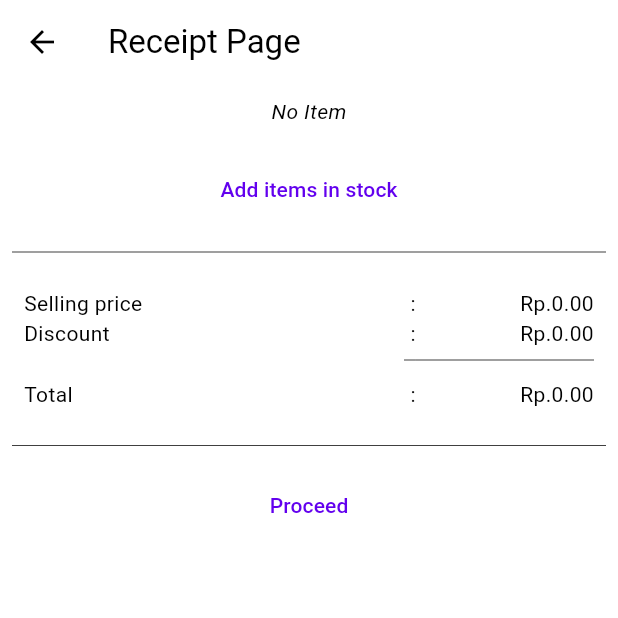
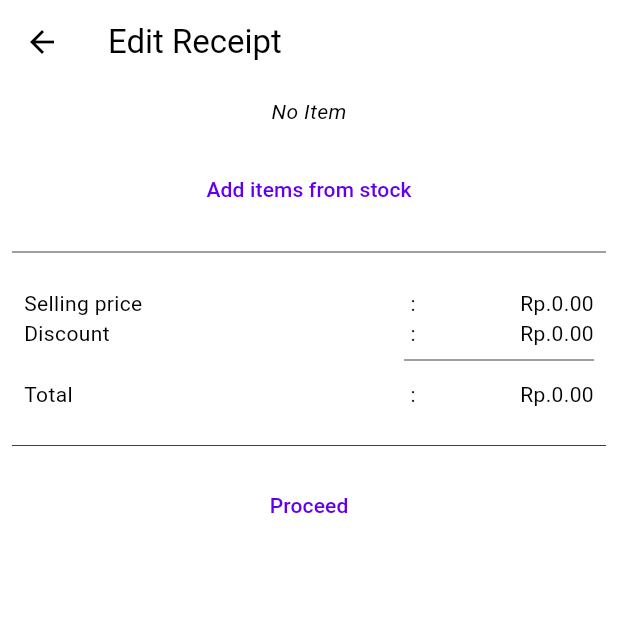
Before and after one commit to farids13/pos, a Flutter app: the screen it shows after launch, after a tap on the "point of sale" icon, on a phone screen of 412 x 824 dp, the top half of it. Run offline on Flutter 3.47's test engine with Material 3 defaults, Android fonts, the phone set to English and light mode, and no system bars; our stand-ins replace faker, flutter_riverpod, isar; missing offline and left inert: mobile_scanner; accounts and stored records are empty; generated files the repository leaves out were written again.

Commit message:
feat: Implement selected journal state and create new receipt
- Introduce SelectedJournalProvider to manage the currently selected journal across the app.
- In dashboard_screen.dart, create a new journal entry upon initiating a new receipt and set it as the selected journal.
- Update sales_management_screen.dart to utilize the selected journal and display its details.
- Refactor code to use the selected journal state instead of selectedProductProvider which is no longer needed.
- Enhance code readability and maintainability.

```diff
--- a/lib/modules/dashboard/dashboard_screen.dart
+++ b/lib/modules/dashboard/dashboard_screen.dart
@@ -2,6 +2,7 @@ import 'package:cashier_app/collections/journal/journal.dart';
 import 'package:cashier_app/main.dart';
 import 'package:cashier_app/modules/transactions/incoming_goods/incoming_goods_list_screen.dart';
 import 'package:cashier_app/modules/transactions/sales/sales_management_screen.dart';
+import 'package:cashier_app/states/selected_journal_provider.dart';
 import 'package:cashier_app/utils/helpers/prepare_journal_list_tiles.dart';
 import 'package:flutter/material.dart';
 import 'package:flutter_riverpod/flutter_riverpod.dart';
@@ -381,6 +382,19 @@ class _CashierHomePage extends ConsumerState<CashierHomePage> {
   }
 
   void _createNewReceipt(BuildContext context) {
+    Isar isar = ref.watch(isarProvider);
+    SelectedJournal s = ref.watch(selectedJournalProvider);
+    Journal j = Journal()
+      ..created = DateTime.now()
+      ..code =
+          "SLS${DateTime.now().year}${DateTime.now().month}${DateTime.now().day}${DateTime.now().hour}${DateTime.now().minute}${DateTime.now().second}"
+      ..journalType = JournalType.sale;
+
+    isar.writeTxnSync(() => isar.journals.putSync(j));
+
+    setState(() {
+      s.journal = j;
+    });
     Navigator.of(context)
         .push(
           MaterialPageRoute(builder: (_) => const SalesManagementScreen()),
--- a/lib/modules/transactions/sales/sales_management_screen.dart
+++ b/lib/modules/transactions/sales/sales_management_screen.dart
@@ -1,5 +1,5 @@
 import 'package:cashier_app/collections/journal/journal.dart';
-import 'package:cashier_app/collections/journal/journal_detail.dart';
+import 'package:cashier_app/states/selected_journal_provider.dart';
 import 'package:cashier_app/widgets/products/search_and_add_product.dart';
 import 'package:flutter/material.dart';
 import 'package:flutter_riverpod/flutter_riverpod.dart';
@@ -19,35 +19,39 @@ class _SalesManagementScreenState extends ConsumerState<SalesManagementScreen> {
   double _totalSales = 0;
   final double _discount = 0;
 
-  List<JournalDetail> journalDetails = [];
+  bool _isClosed = false;
+
+  late SelectedJournal selectedJournal;
 
   @override
   void initState() {
     super.initState();
-    calculateTransactionValue();
+    // calculateTransactionValue();
   }
 
   @override
   Widget build(BuildContext context) {
     NumberFormat numberFormat = NumberFormat("#,##0.00", "en_US");
-    journalDetails = ref.watch(selectedProductProvider);
+    selectedJournal = ref.watch(selectedJournalProvider);
+
+    if (selectedJournal.journal.journalStatus == JournalStatus.posted) {
+      setState(() {
+        _isClosed = true;
+      });
+    }
 
     calculateTransactionValue();
 
-    var title = "Receipt Page";
-    if (journalDetails.isNotEmpty) {
-      title = "Edit Receipt";
-    }
+    selectedJournal.journal.details.loadSync();
+
+    var title = _isClosed ? "Receipt Posted" : "Edit Receipt";
 
     return Scaffold(
         appBar: AppBar(
-          leading: IconButton(
-            icon: const Icon(Icons.arrow_back),
+          leading: BackButton(
             onPressed: () {
-              List<JournalDetail> journalDetail =
-                  ref.watch(selectedProductProvider);
-              journalDetail.clear();
-              Navigator.of(context).pop(false);
+              selectedJournal.journal = Journal();
+              Navigator.of(context).pop();
             },
           ),
           title: Text(title),
@@ -55,8 +59,8 @@ class _SalesManagementScreenState extends ConsumerState<SalesManagementScreen> {
         body: ListView(
           children: [
             Column(
-              children: journalDetails.isNotEmpty
-                  ? journalDetails
+              children: selectedJournal.journal.details.isNotEmpty
+                  ? selectedJournal.journal.details
                       .map(
                         (e) => ListTile(
                           title: Text(e.product.value?.name ?? "-"),
@@ -78,20 +82,25 @@ class _SalesManagementScreenState extends ConsumerState<SalesManagementScreen> {
                       ),
                     ],
             ),
-            Padding(
+            _isClosed
+                ? const SizedBox()
+                : Padding(
                     padding: const EdgeInsets.all(8.0),
                     child: TextButton(
                         onPressed: () async {
-                    await Navigator.of(context).push(
+                          await Navigator.of(context)
+                              .push(
                             MaterialPageRoute(
                               builder: (_) => const SearchAndAddProduct(),
                             ),
-                    );
+                          )
+                              .then((value) {
                             setState(() {});
+                          });
                         },
                         child: const Padding(
                           padding: EdgeInsets.all(8.0),
-                    child: Text("Add items in stock"),
+                          child: Text("Add items from stock"),
                         )),
                   ),
             const Padding(
@@ -160,9 +169,12 @@ class _SalesManagementScreenState extends ConsumerState<SalesManagementScreen> {
               padding: EdgeInsets.symmetric(horizontal: 8.0),
               child: Divider(thickness: 0.5),
             ),
-            Padding(
+            _isClosed
+                ? const SizedBox()
+                : Padding(
                     padding: const EdgeInsets.all(8.0),
-              child: TextButton(onPressed: () {}, child: const Text("Proceed")),
+                    child: TextButton(
+                        onPressed: () {}, child: const Text("Proceed")),
                   ),
           ],
         ));
@@ -171,7 +183,7 @@ class _SalesManagementScreenState extends ConsumerState<SalesManagementScreen> {
   void calculateTransactionValue() {
     setState(() {
       _totalSales = 0;
-      for (var jd in journalDetails) {
+      for (var jd in selectedJournal.journal.details) {
         _totalSales += jd.price * jd.amount;
       }
     });
--- /dev/null
+++ b/lib/states/selected_journal_provider.dart
@@ -0,0 +1,9 @@
+import 'package:cashier_app/collections/journal/journal.dart';
+import 'package:flutter_riverpod/flutter_riverpod.dart';
+
+class SelectedJournal {
+  Journal journal = Journal();
+}
+
+final selectedJournalProvider =
+    Provider<SelectedJournal>((_) => SelectedJournal());
```
Also changed, not shown: lib/utils/helpers/prepare_journal_list_tiles.dart (+8 -13 lines), lib/widgets/products/search_and_add_product.dart (+13 -9 lines). Lines whose indentation alone changed are shown as unchanged.
